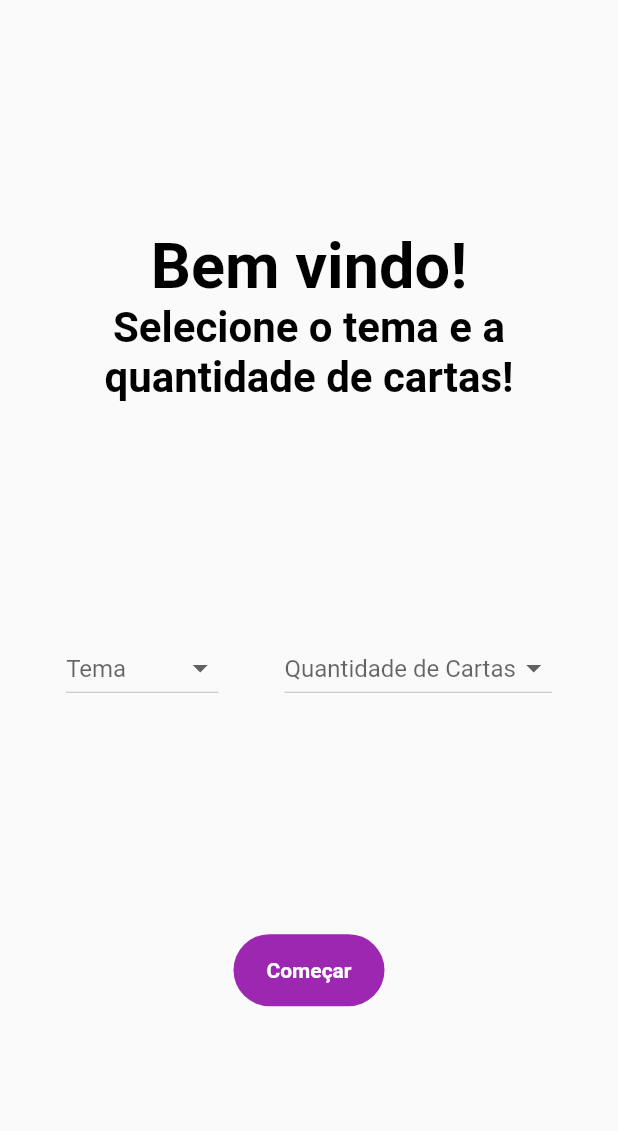
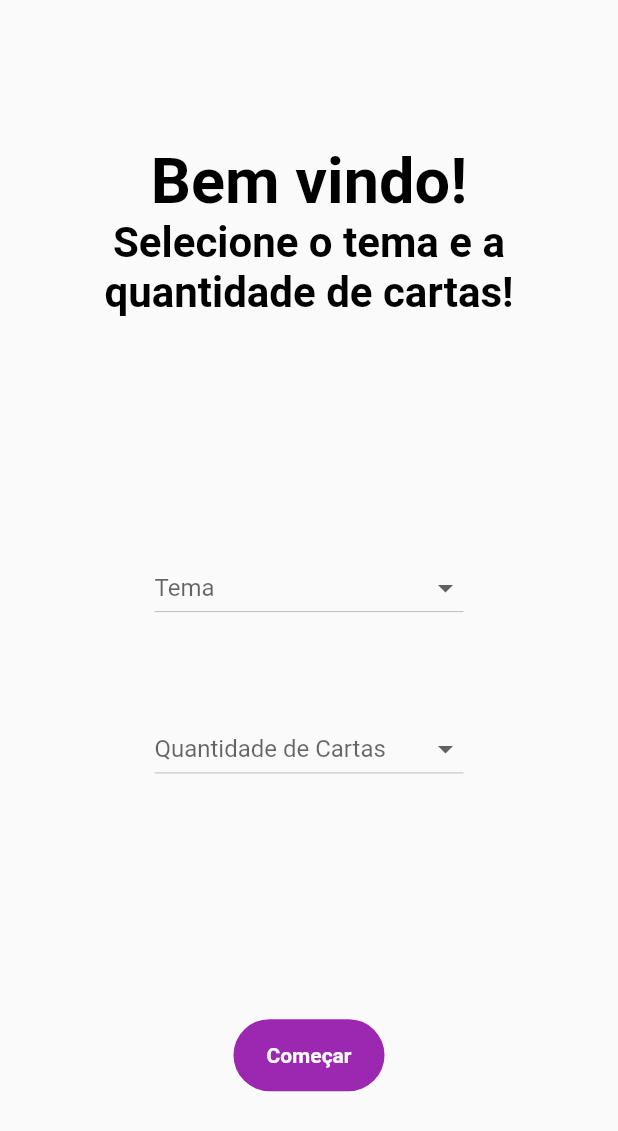
Before and after one commit to MatheusCCarmo/card_memory_game, a Flutter app: the screen it shows after launch, on a phone screen of 412 x 824 dp. Shown: the top 1131 px of the screen. Run offline on Flutter 3.47's test engine with Material 2 defaults, Android fonts, the phone set to English and light mode, and no system bars; our stand-ins replace flutter_mobx, mobx; generated files the repository leaves out were written again.

Commit message:
organiza navegação e layout

```diff
--- a/lib/pages/start_game_page.dart
+++ b/lib/pages/start_game_page.dart
@@ -1,7 +1,7 @@
 import 'package:card_memory_game/controllers/game_controller.dart';
 import 'package:card_memory_game/widgetss/custom_button.dart';
+import 'package:card_memory_game/widgetss/start_game/game_settings_widget.dart';
 import 'package:flutter/material.dart';
-import 'package:flutter_mobx/flutter_mobx.dart';
 import 'package:provider/provider.dart';
 
 class StartGamePage extends StatelessWidget {
@@ -12,13 +12,13 @@ class StartGamePage extends StatelessWidget {
     final controller = Provider.of<GameController>(context);
 
     return Scaffold(
-      body: Observer(
-        builder: (context) {
-          return Column(
+      body: Container(
+        width: double.infinity,
+        child: Column(
           mainAxisAlignment: MainAxisAlignment.spaceEvenly,
-            crossAxisAlignment: CrossAxisAlignment.center,
           children: [
-              Container(
+            Flexible(
+              child: Container(
                 width: MediaQuery.of(context).size.width * 0.8,
                 child: RichText(
                   textAlign: TextAlign.center,
@@ -33,58 +33,21 @@ class StartGamePage extends StatelessWidget {
                       ]),
                 ),
               ),
-              Row(
-                mainAxisAlignment: MainAxisAlignment.spaceEvenly,
-                children: [
-                  DropdownButton(
-                    hint: Text('Tema'),
-                    value: controller.theme,
-                    onChanged: (value) {
-                      controller.setTheme(value as GameThemes);
-                    },
-                    items: [
-                      DropdownMenuItem(
-                        value: GameThemes.sports,
-                        child: Text('Esportes'),
             ),
-                      DropdownMenuItem(
-                        value: GameThemes.transport,
-                        child: Text('Transporte'),
+            Flexible(
+              child: GameSettingsWidget(),
             ),
-                    ],
-                  ),
-                  DropdownButton(
-                    hint: Text('Quantidade de Cartas'),
-                    value: controller.cardsQuantity,
-                    onChanged: (value) {
-                      controller.setCardsQuantity(value as int);
-                    },
-                    items: [
-                      DropdownMenuItem(
-                        value: 10,
-                        child: Text('10'),
-                      ),
-                      DropdownMenuItem(
-                        value: 20,
-                        child: Text('20'),
-                      ),
-                    ],
-                  ),
-                ],
-              ),
-              // TextButton(
-              //     onPressed: () => Navigator.pushReplacementNamed(
-              //         context, '/game_cards_page'),
-              //     child: Text('tes'))
-              CustomButton(
+            Flexible(
+              child: CustomButton(
                 title: 'Começar',
                 onTap: () {
                   controller.start();
                   Navigator.pushReplacementNamed(context, '/game_cards_page');
-                  }),
+                },
+              ),
+            ),
           ],
-          );
-        },
+        ),
       ),
     );
   }
--- /dev/null
+++ b/lib/widgetss/start_game/game_settings_widget.dart
@@ -0,0 +1,62 @@
+import 'package:card_memory_game/controllers/game_controller.dart';
+import 'package:flutter/material.dart';
+import 'package:flutter_mobx/flutter_mobx.dart';
+import 'package:provider/provider.dart';
+
+class GameSettingsWidget extends StatelessWidget {
+  const GameSettingsWidget({Key? key}) : super(key: key);
+
+  @override
+  Widget build(BuildContext context) {
+    final controller = Provider.of<GameController>(context);
+
+    return Observer(
+      builder: (context) {
+        return Container(
+          width: MediaQuery.of(context).size.width * 0.5,
+          child: Column(
+            mainAxisAlignment: MainAxisAlignment.spaceEvenly,
+            children: [
+              DropdownButton(
+                isExpanded: true,
+                hint: Text('Tema'),
+                value: controller.theme,
+                onChanged: (value) {
+                  controller.setTheme(value as GameThemes);
+                },
+                items: [
+                  DropdownMenuItem(
+                    value: GameThemes.sports,
+                    child: Text('Esportes'),
+                  ),
+                  DropdownMenuItem(
+                    value: GameThemes.transport,
+                    child: Text('Transporte'),
+                  ),
+                ],
+              ),
+              DropdownButton(
+                isExpanded: true,
+                hint: Text('Quantidade de Cartas'),
+                value: controller.cardsQuantity,
+                onChanged: (value) {
+                  controller.setCardsQuantity(value as int);
+                },
+                items: [
+                  DropdownMenuItem(
+                    value: 10,
+                    child: Text('10'),
+                  ),
+                  DropdownMenuItem(
+                    value: 20,
+                    child: Text('20'),
+                  ),
+                ],
+              ),
+            ],
+          ),
+        );
+      },
+    );
+  }
+}
```
Also changed, not shown: lib/controllers/game_controller.dart (+10 -46 lines), lib/pages/finish_game_page.dart (+14 -3 lines), lib/pages/game_cards_page.dart (+33 -10 lines), lib/widgetss/game/card_widget.dart (+20 -20 lines), lib/controllers/game_controller.g.dart. Lines whose indentation alone changed are shown as unchanged.
